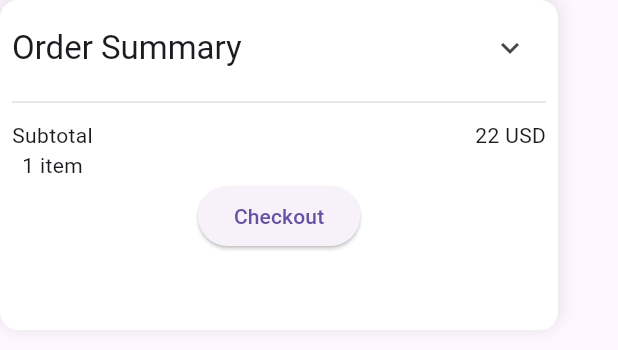
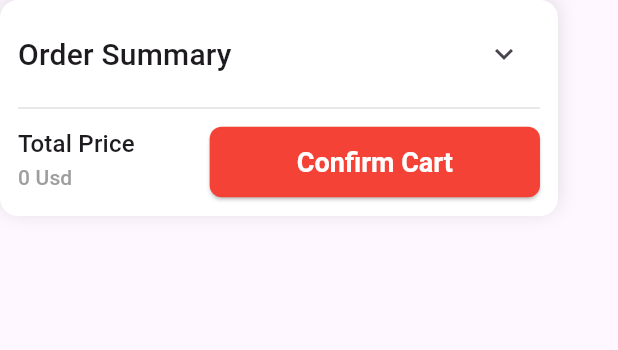
Before and after one commit to Turan-Sultanli/Trendy-App, a Flutter app: the OrderSummary widget shown alone on an empty page, opened directly, on a phone screen of 412 x 824 dp. Shown: the top 350 px of the screen. Run offline on Flutter 3.47's test engine with Material 3 defaults, Android fonts, the phone set to English and light mode, and no system bars; our stand-ins replace flutter_riverpod, flutter_svg, riverpod; network calls fail.

Commit message:
cart changes

```diff
--- a/lib/model/cart_item_model.dart
+++ b/lib/model/cart_item_model.dart
@@ -3,6 +3,7 @@ import 'package:trendy_app/model/products_model.dart';
 class CartItemModel {
   final ProductsModel product;
   int quantity;
+
 
   CartItemModel({required this.product, this.quantity = 1});
 
--- a/lib/presentation/order_summary.dart
+++ /dev/null
@@ -1,61 +0,0 @@
-import 'package:flutter/material.dart';
-import 'package:flutter/widgets.dart';
-
-class OrderSummary extends StatelessWidget {
-  const OrderSummary({super.key});
-
-  @override
-  Widget build(BuildContext context) {
-    return Container(
-      padding: EdgeInsets.all(8),
-      width: MediaQuery.of(context).size.width - 40.0,
-      height: 220,
-      decoration: BoxDecoration(
-        // color: const Color.fromARGB(255, 173, 202, 226),
-        color: Colors.white,
-        borderRadius: BorderRadius.circular(12),
-        boxShadow: [
-          BoxShadow(
-            color: Colors.black12,
-            blurRadius: 10,
-            offset: Offset(0, -2),
-          ),
-        ],
-      ),
-      child: Column(
-        children: [
-          Row(
-            mainAxisAlignment: MainAxisAlignment.spaceBetween,
-            children: [
-              Text(
-                'Order Summary',
-                style: Theme.of(context).textTheme.titleLarge,
-              ),
-              IconButton(
-                  onPressed: () {}, icon: Icon(Icons.keyboard_arrow_down))
-            ],
-          ),
-          Divider(
-            color: Colors.grey.shade300,
-            thickness: 1,
-            height: 24,
-          ),
-          Row(
-            crossAxisAlignment: CrossAxisAlignment.start,
-            mainAxisAlignment: MainAxisAlignment.spaceBetween,
-            children: [
-              Column(
-                children: [
-                  Text('Subtotal'),
-                  Text('1 item'),
-                ],
-              ),
-              Text('22 USD')
-            ],
-          ),
-          ElevatedButton(onPressed: () {}, child: Text('Checkout'))
-        ],
-      ),
-    );
-  }
-}
--- a/lib/providers/cart_provider.dart
+++ b/lib/providers/cart_provider.dart
@@ -1,3 +1,4 @@
+import 'package:collection/collection.dart';
 import 'package:flutter_riverpod/flutter_riverpod.dart';
 import 'package:trendy_app/model/cart_item_model.dart';
 
@@ -58,4 +59,17 @@ class CartNotifier extends StateNotifier<List<CartItemModel>> {
         .whereType<CartItemModel>()
         .toList();
   }
+
+  //sum of product price
+  double getItemTotalPrice(int productId) {
+    CartItemModel? item =
+        state.firstWhereOrNull((item) => item.product.id == productId);
+
+    if (item == null) return 0;
+    return (item.product.price ?? 0) * item.quantity;
+  }
+
+  //sum of all products price
+  double get totalPrice =>
+      state.fold(0.0, (sum, item) => sum + item.product.price! * item.quantity);
 }
--- a/lib/screen/details_page_screen.dart
+++ b/lib/screen/details_page_screen.dart
@@ -43,7 +43,7 @@ class DetailsPageScreen extends ConsumerWidget {
                 child: Image.network(
                   product.image.toString(),
                   height: MediaQuery.of(context).size.height * 0.4,
-                  fit: BoxFit.cover,
+                  fit: BoxFit.contain,
                 ),
               ),
               Positioned(
--- a/lib/screen/home_page_screen.dart
+++ b/lib/screen/home_page_screen.dart
@@ -1,8 +1,8 @@
 import 'package:flutter/material.dart';
 import 'package:flutter_riverpod/flutter_riverpod.dart';
-import 'package:trendy_app/presentation/categories_type.dart';
-import 'package:trendy_app/presentation/products_grid.dart';
-import 'package:trendy_app/presentation/search_input.dart';
+import 'package:trendy_app/widgets/presentation/categories_type.dart';
+import 'package:trendy_app/widgets/presentation/products_grid.dart';
+import 'package:trendy_app/widgets/presentation/search_input.dart';
 import 'package:trendy_app/providers/products_provider.dart';
 
 class HomePageScreen extends ConsumerWidget {
--- /dev/null
+++ b/lib/widgets/order_summary.dart
@@ -0,0 +1,91 @@
+import 'package:flutter/material.dart';
+
+class OrderSummary extends StatelessWidget {
+  const OrderSummary({super.key});
+
+  @override
+  Widget build(BuildContext context) {
+    return Container(
+      padding: EdgeInsets.all(12),
+      width: MediaQuery.of(context).size.width - 40.0,
+      decoration: BoxDecoration(
+        // color: const Color.fromARGB(255, 173, 202, 226),
+        color: Colors.white,
+        borderRadius: BorderRadius.circular(12),
+        boxShadow: [
+          BoxShadow(
+            color: Colors.black12,
+            blurRadius: 10,
+            offset: Offset(0, -2),
+          ),
+        ],
+      ),
+      child: Column(
+        mainAxisSize: MainAxisSize.min,
+        children: [
+          Row(
+            mainAxisAlignment: MainAxisAlignment.spaceBetween,
+            children: [
+              Text(
+                'Order Summary',
+                style: Theme.of(context).textTheme.titleMedium?.copyWith(
+                  fontSize: 20
+                ),
+              ),
+              IconButton(
+                  onPressed: () {}, icon: Icon(Icons.keyboard_arrow_down))
+            ],
+          ),
+          Divider(
+            color: Colors.grey.shade300,
+            thickness: 1,
+            height: 24,
+          ),
+          Row(
+            crossAxisAlignment: CrossAxisAlignment.start,
+            mainAxisAlignment: MainAxisAlignment.spaceBetween,
+            children: [
+              Column(
+                crossAxisAlignment: CrossAxisAlignment.start,
+                children: [
+                  Text(
+                    'Total Price',
+                    style: Theme.of(context).textTheme.titleMedium,
+                  ),
+                  Text(
+                    '0 Usd',
+                    style: Theme.of(context)
+                        .textTheme
+                        .labelLarge
+                        ?.copyWith(color: Colors.grey),
+                  ),
+                ],
+              ),
+              const SizedBox(width: 50),
+              Expanded(
+                child: ElevatedButton(
+                  onPressed: () {},
+                  style: ButtonStyle(
+                      shape: WidgetStatePropertyAll(
+                        RoundedRectangleBorder(borderRadius: BorderRadius.circular(8))
+                      ),
+                      backgroundColor: WidgetStatePropertyAll(Colors.red),
+                      padding: WidgetStatePropertyAll(
+                        EdgeInsets.symmetric(vertical: 12, horizontal: 16),
+                      )),
+                  child: Text(
+                    'Confirm Cart',
+                    style: Theme.of(context).textTheme.titleLarge?.copyWith(
+                        fontSize: 18,
+                        fontWeight: FontWeight.bold,
+                        color: Colors.white),
+                  ),
+                ),
+              )
+            ],
+          ),
+        ],
+      ),
+    );
+  }
+}
--- a/lib/presentation/categories_type.dart
+++ b/lib/widgets/presentation/categories_type.dart
@@ -1,6 +1,6 @@
 import 'package:flutter/material.dart';
 import 'package:flutter_riverpod/flutter_riverpod.dart';
-import 'package:trendy_app/presentation/category_widget.dart';
+import 'package:trendy_app/widgets/presentation/category_widget.dart';
 import 'package:trendy_app/providers/products_provider.dart';
 
 class CategoriesType extends ConsumerWidget {
--- a/lib/presentation/products_grid.dart
+++ b/lib/widgets/presentation/products_grid.dart
@@ -1,6 +1,6 @@
 import 'package:flutter/material.dart';
 import 'package:flutter_riverpod/flutter_riverpod.dart';
-import 'package:trendy_app/presentation/product_item.dart';
+import 'package:trendy_app/widgets/presentation/product_item.dart';
 import 'package:trendy_app/providers/products_provider.dart';
 import 'package:trendy_app/model/products_model.dart';
 
```
Also changed, not shown: lib/screen/cart_page_screen.dart (+26 -11 lines), lib/widgets/presentation/quantity_button.dart (renamed from lib/presentation/quantity_button.dart, +24 -2 lines), lib/widgets/presentation/category_widget.dart (renamed from lib/presentation/category_widget.dart), lib/widgets/presentation/product_item.dart (renamed from lib/presentation/product_item.dart), lib/widgets/presentation/search_input.dart (renamed from lib/presentation/search_input.dart), 4 other files.
